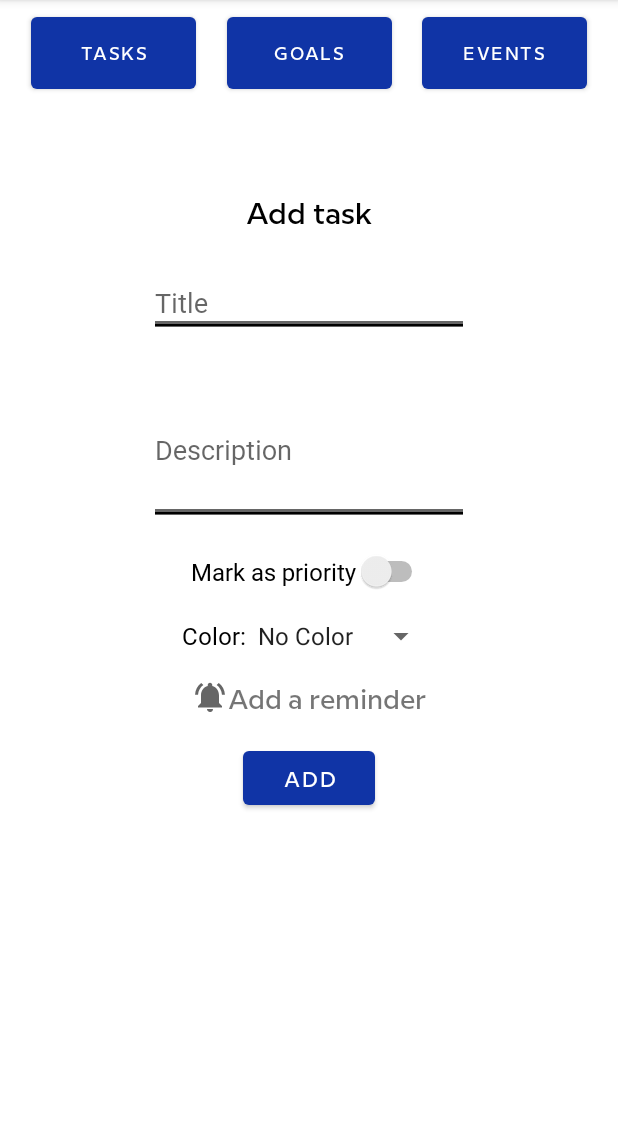
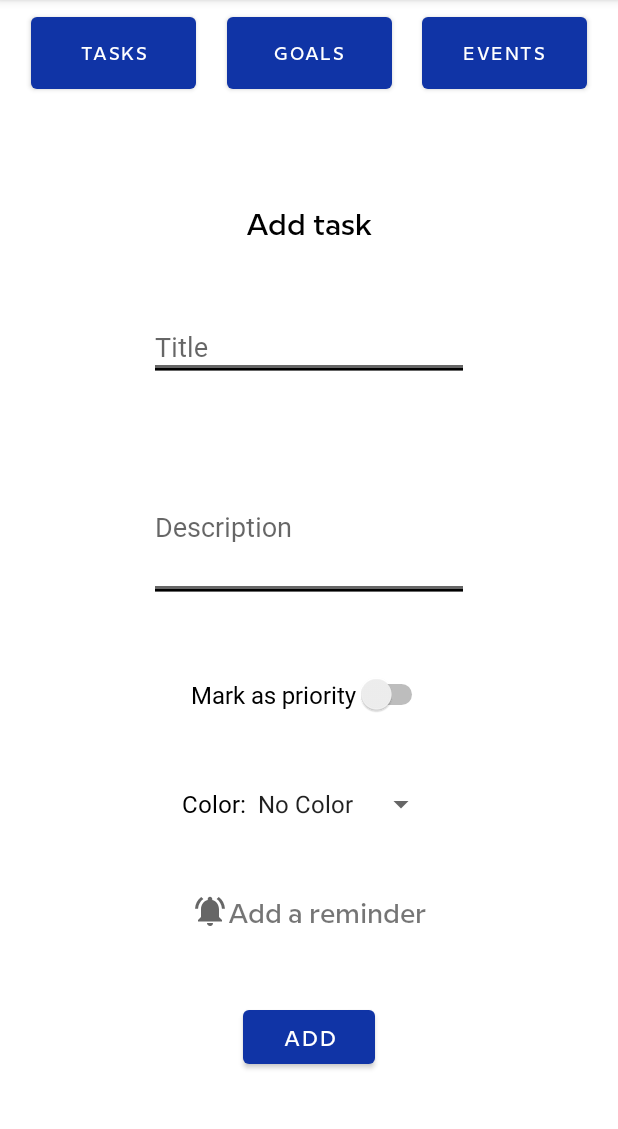
Before and after one commit to MateoLescano/ADHDaily, an Android app: the FragmentAgregarTarea screen opened through its navigation route, on a phone screen of 412 x 824 dp, the part 84-1213 px from its top. Run offline under Robolectric (Android 15) with nearby library versions, the phone set to English and light mode, and no system bars; our stand-ins replace data binding, navigation-ui; 3 statements that could not run were skipped.

Commit message:
commit 19/6

```diff
--- a/app/src/main/res/layout/fragment_actualizar_tarea_limite.xml
+++ b/app/src/main/res/layout/fragment_actualizar_tarea_limite.xml
@@ -80,7 +80,6 @@
             android:textSize="16sp"
             app:layout_constraintBottom_toTopOf="@+id/spinnerActualizarColorLimite"
             app:layout_constraintEnd_toEndOf="parent"
-            app:layout_constraintHorizontal_bias="0.5"
             app:layout_constraintStart_toStartOf="parent"
             app:layout_constraintTop_toBottomOf="@+id/etUpdateFechaLimite"
             tools:ignore="UseSwitchCompatOrMaterialXml" />
--- a/app/src/main/res/layout/fragment_agregar_tarea_libre.xml
+++ b/app/src/main/res/layout/fragment_agregar_tarea_libre.xml
@@ -14,13 +14,13 @@
             android:id="@+id/tvTareaLibre"
             android:layout_width="wrap_content"
             android:layout_height="wrap_content"
-            android:layout_marginTop="40dp"
-            android:layout_marginBottom="25dp"
             android:fontFamily="@font/milmedium"
             android:text="@string/agregar_tarea_libre"
             android:textColor="@color/black"
             android:textSize="20sp"
+            app:layout_constraintBottom_toTopOf="@+id/etNombreTareaLibre"
             app:layout_constraintEnd_toEndOf="parent"
+            app:layout_constraintHorizontal_bias="0.5"
             app:layout_constraintStart_toStartOf="parent"
             app:layout_constraintTop_toTopOf="parent" />
 
@@ -28,14 +28,15 @@
             android:id="@+id/etNombreTareaLibre"
             android:layout_width="wrap_content"
             android:layout_height="wrap_content"
-            android:layout_margin="25dp"
             android:backgroundTintMode="add"
             android:ems="10"
             android:fontFamily="@font/millight"
             android:hint="@string/nombre_tarea"
             android:inputType="text"
             android:nextFocusDown="@id/etDescripcionTareaLibre"
+            app:layout_constraintBottom_toTopOf="@+id/etDescripcionTareaLibre"
             app:layout_constraintEnd_toEndOf="parent"
+            app:layout_constraintHorizontal_bias="0.5"
             app:layout_constraintStart_toStartOf="parent"
             app:layout_constraintTop_toBottomOf="@+id/tvTareaLibre" />
 
@@ -43,14 +44,15 @@
             android:id="@+id/etDescripcionTareaLibre"
             android:layout_width="wrap_content"
             android:layout_height="100dp"
-            android:layout_margin="25dp"
             android:autofillHints="descripction"
             android:backgroundTintMode="add"
             android:ems="10"
             android:fontFamily="@font/millight"
             android:hint="@string/descripciontarea"
             android:inputType="text"
+            app:layout_constraintBottom_toTopOf="@+id/switchProxima"
             app:layout_constraintEnd_toEndOf="parent"
+            app:layout_constraintHorizontal_bias="0.5"
             app:layout_constraintStart_toStartOf="parent"
             app:layout_constraintTop_toBottomOf="@+id/etNombreTareaLibre" />
 
@@ -78,12 +80,12 @@
             android:text="@string/colorTV"
             android:textColor="@color/black"
             android:textSize="16sp"
-            app:layout_constraintBottom_toTopOf="@+id/tvAgregarAlarmaTarea"
+            app:layout_constraintBottom_toBottomOf="@+id/spinnerColorLibre"
             app:layout_constraintEnd_toStartOf="@+id/spinnerColorLibre"
             app:layout_constraintHorizontal_bias="0.5"
             app:layout_constraintHorizontal_chainStyle="packed"
             app:layout_constraintStart_toStartOf="parent"
-            app:layout_constraintTop_toBottomOf="@+id/switchProxima" />
+            app:layout_constraintTop_toTopOf="@+id/spinnerColorLibre" />
 
 
         <Spinner
@@ -101,7 +103,6 @@
             android:layout_width="wrap_content"
             android:layout_height="wrap_content"
             android:backgroundTint="@color/black"
-            android:drawableLeft="@drawable/ic_baseline_add_alarm_24"
             android:fontFamily="@font/milmedium"
             android:text="@string/agregar_un_recordatorio"
             android:textSize="18sp"
@@ -109,7 +110,8 @@
             app:layout_constraintEnd_toEndOf="parent"
             app:layout_constraintHorizontal_bias="0.5"
             app:layout_constraintStart_toStartOf="parent"
-            app:layout_constraintTop_toBottomOf="@+id/spinnerColorLibre" />
+            app:layout_constraintTop_toBottomOf="@+id/spinnerColorLibre"
+            app:drawableLeftCompat="@drawable/ic_baseline_add_alarm_24" />
 
 
         <Button
@@ -118,17 +120,11 @@
             android:layout_height="wrap_content"
             android:fontFamily="@font/milmedium"
             android:text="@string/botonCompletarAgregarTarea"
-            app:layout_constraintBottom_toTopOf="@+id/guideline2"
+            app:layout_constraintBottom_toBottomOf="parent"
             app:layout_constraintEnd_toEndOf="parent"
+            app:layout_constraintHorizontal_bias="0.5"
             app:layout_constraintStart_toStartOf="parent"
-            app:layout_constraintTop_toBottomOf="@+id/etDescripcionTareaLibre" />
-
-        <androidx.constraintlayout.widget.Guideline
-            android:id="@+id/guideline2"
-            android:layout_width="wrap_content"
-            android:layout_height="wrap_content"
-            android:orientation="horizontal"
-            app:layout_constraintGuide_begin="600dp" />
+            app:layout_constraintTop_toBottomOf="@+id/tvAgregarAlarmaTarea" />
 
 
     </androidx.constraintlayout.widget.ConstraintLayout>
```
Also changed, not shown: app/src/main/res/layout/fragment_actualizar_tarea_evento.xml (+17 -18 lines), app/src/main/res/layout/fragment_actualizar_tarea_libre.xml (+14 -17 lines), app/src/main/res/layout/fragment_agregar_tarea_evento.xml (+12 -16 lines).
